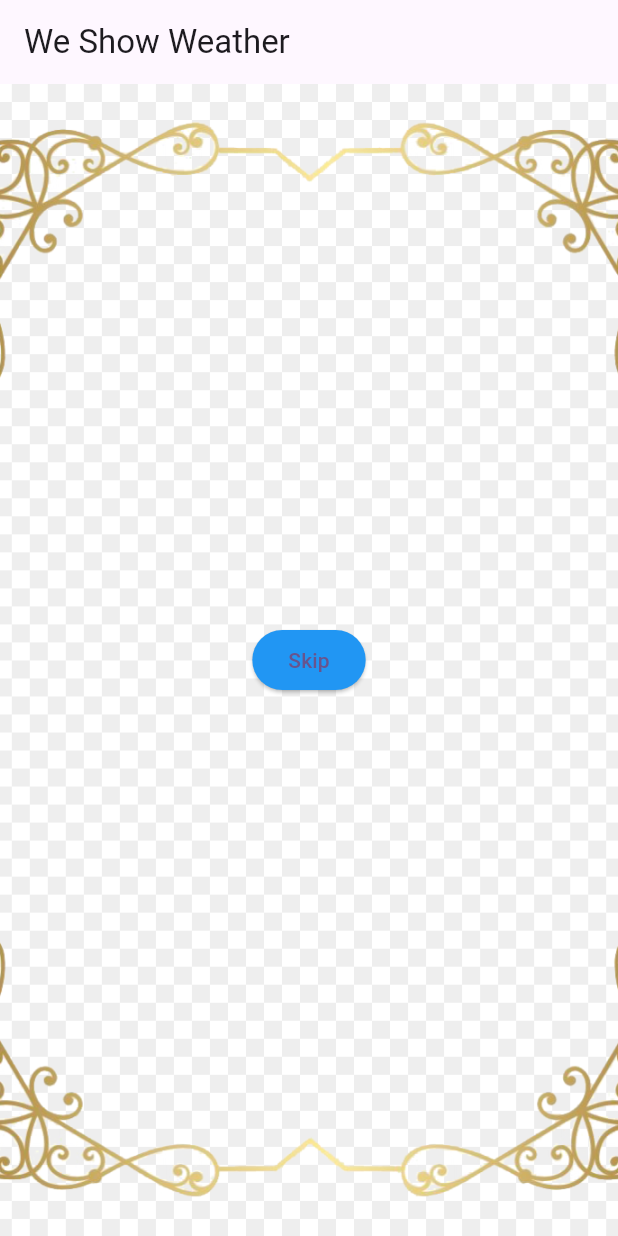
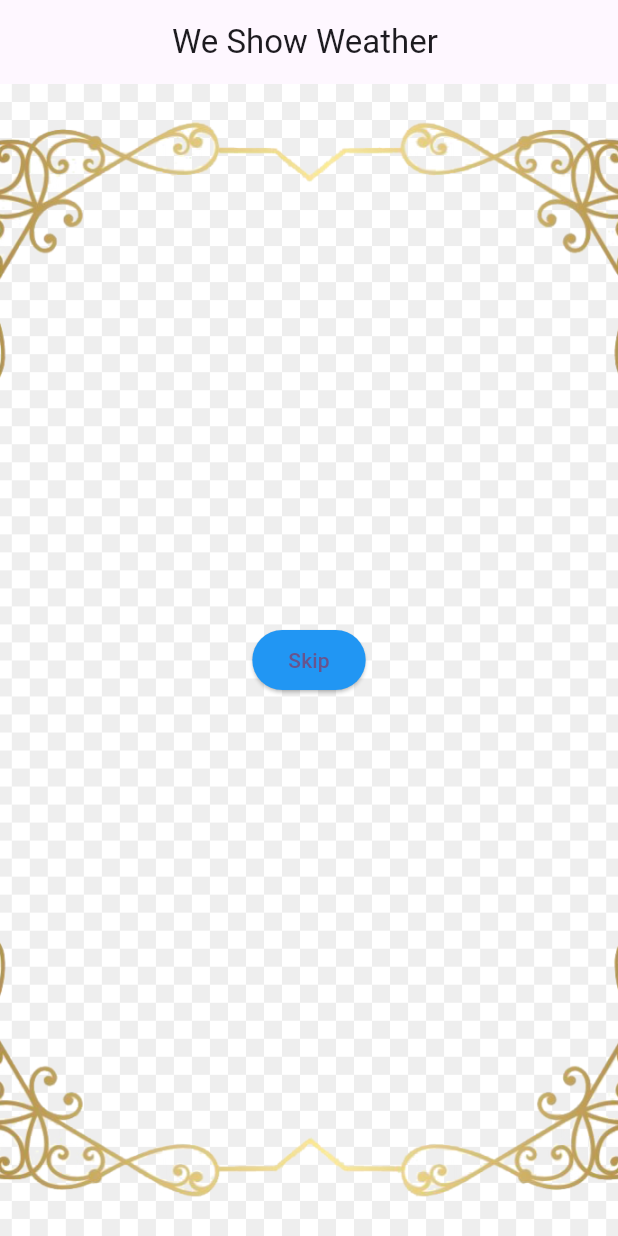
Before and after one commit to SaugatPoudell/task1, a Flutter app: the first screen one second after launch, on a phone screen of 412 x 824 dp. Run offline on Flutter 3.47's test engine with Material 3 defaults, Android fonts, the phone set to English and light mode, and no system bars; our stand-ins replace geolocator.

Commit message:
Final Task

```diff
--- a/lib/HelpScreen.dart
+++ b/lib/HelpScreen.dart
@@ -1,17 +1,11 @@
 import 'dart:async';
-import 'dart:convert';
 import 'package:flutter/cupertino.dart';
 import 'package:flutter/material.dart';
 import 'package:flutter/painting.dart';
 import 'package:flutter/rendering.dart';
 import 'package:flutter/widgets.dart';
-import 'package:geolocator/geolocator.dart';
-import 'dart:ui';
-import 'package:http/http.dart' as http;
 import 'package:provider/provider.dart';
-import 'package:shared_preferences/shared_preferences.dart';
 import 'package:task1/MyHomePage.dart';
-import 'package:task1/main.dart';
 import 'skip.dart';
 
 
@@ -31,6 +25,7 @@ class _HelpScreenState extends State<HelpScreen> {
        Navigator.pushReplacement(
         context,
         MaterialPageRoute(builder: (context) => MyHomePage()),
+        //time duration that forwards to the another page Homepage after 5 seconds
       );
     });
     return MultiProvider(
@@ -38,7 +33,7 @@ class _HelpScreenState extends State<HelpScreen> {
         ChangeNotifierProvider<Skip>(create: (_) => Skip()),
     ],
       child: Scaffold(
-        appBar: AppBar(title: Text("We Show Weather "),
+        appBar: AppBar(title: Center(child: Text("We Show Weather ")),
         ),
          body:Stack(
            children:[ Container
@@ -46,6 +41,7 @@ class _HelpScreenState extends State<HelpScreen> {
             decoration:const BoxDecoration(
             image:DecorationImage(
               image:AssetImage('assets/images/1.png',
+              //image of the border
               ),
               scale:1.0,
               fit:BoxFit.cover,
@@ -66,6 +62,7 @@ class _HelpScreenState extends State<HelpScreen> {
             onPressed: ()
             {
                 Skip.SkippedSender();
+                //Determining skipped is pressed or not
             },
           child: Text('Skip'),),
         );
--- a/lib/main.dart
+++ b/lib/main.dart
@@ -1,17 +1,8 @@
 // import 'dart:ffi';
-
-import 'dart:convert';
-
 import 'package:flutter/cupertino.dart';
 import 'package:flutter/material.dart';
-import 'package:flutter/painting.dart';
-import 'package:flutter/rendering.dart';
 import 'package:flutter/widgets.dart';
-import 'package:geolocator/geolocator.dart';
-import 'dart:ui';
-import 'package:http/http.dart' as http;
 import 'package:provider/provider.dart';
-import 'package:shared_preferences/shared_preferences.dart';
 import 'package:task1/skip.dart';
 import 'HelpScreen.dart';
 import 'MyHomePage.dart';
@@ -41,189 +32,12 @@ class MyApp extends StatelessWidget {
         home:Consumer<Skip>(builder:(context,Skip,child)
         {
           var hasSkipped=Skip.Skipped;
-          print("#######################");
-          print(hasSkipped);
           return hasSkipped?MyHomePage():HelpScreen();
+          //if has skipped then go to homepage else to helpscreen
         }
         ),
         ),
     );
-    //wrap Consumer<Skip>
-    // (
-    //  builder :(context,probame,child)
-    //  {
-    //   return
-    //  }
-    // );
+
   }
 }
-
-// class MyHomePage extends StatefulWidget {
-
-
-//   const MyHomePage({super.key});
-
-
-
-
-//   @override
-//   State<MyHomePage> createState() => _MyHomePageState();
-// }
-
-// class _MyHomePageState extends State<MyHomePage> {
-//   bool apicalled=false;
-//   bool isSkipped=false;
-//  String textValue="";
-//  Map<String ,dynamic>jsonData={};
-
-// Future<Position>_getLocation() async {
-//   Position position = await Geolocator.getCurrentPosition(
-//     desiredAccuracy: LocationAccuracy.high,
-//   );
-//   //getting the location of the appilcation
-//   print(position);
-//   return position;
-// }
-
-// Future<void> getData() async
-// {
-//   Position position =await _getLocation();
-//   print(position);
-//   if(textValue.isEmpty)
-//   {
-//     final response = await http.get(Uri.parse("http://api.weatherapi.com/v1/current.json?key=1bc0383d81444b58b1432929200711&q=${position.latitude},${position.longitude}"));
-//     jsonData =jsonDecode(response.body);
-//   }
-//   else
-//   {
-//     final response = await http.get(Uri.parse("http://api.weatherapi.com/v1/current.json?key=1bc0383d81444b58b1432929200711&q=$textValue"));
-//     jsonData =jsonDecode(response.body);
-//   }
-//  if(jsonData.isNotEmpty) //try catch could be better options
-//  {
-//   setState(()
-//   {
-//     apicalled=true;
-//   });
-// print(jsonData['location']['name']);
-// print(jsonData['current']['temp_c']);
-// print(jsonData['current']['condition']['text']);
-// print(jsonData['current']['condition']['icon']);
-
-//  }
-// else
-// {
-//   print("Failed to load");
-// }
-
-// }
-// //  double _currentLocation=0.0;
-// //  double latitude=position.latitude;
-//  @override
-//   void initState() {
-
-//     // TODO: implement initState
-//     super.initState();
-//      _getLocation(); // getting location of the application
-//         getData(); //gettin the data of the entered value by the user
-//         getSkipped(); //checking if the previous page is skipped or not
-
-
-//   }
-
-
-//   @override
-//   Widget build(BuildContext context) {
-
-
-//     return Scaffold(
-//       appBar: AppBar(
-//        title: Text("HomePage"),
-//       ),
-//       body: Center(
-//         child: Container(
-//           child: Column(mainAxisAlignment: MainAxisAlignment.center,
-//           crossAxisAlignment: CrossAxisAlignment.center,
-//             children: [
-//             Row(mainAxisAlignment: MainAxisAlignment.center,
-//               children: [
-//                 Expanded(
-//                   child: TextField(
-
-//                     onChanged: (value)
-//                     {
-//                       // getData();
-//                       setState((){
-//                        textValue=value;
-//                        print(textValue);
-//                       });
-//                     },
-//                     decoration: InputDecoration
-//                     (
-
-//                       hintText: "Enter your Location"
-//                     ),
-//                   ),
-//                 )
-//               ],
-//             ),
-//             Center(
-//               child: Row(
-//                 mainAxisAlignment: MainAxisAlignment.center,
-//                 children: [
-//                   ElevatedButton(onPressed: (){
-//                     if(textValue.isNotEmpty)
-//                    {
-//                     getData();
-//                    }
-//                    else
-//                    {
-
-//                    showDialog(
-//               context: context,
-//               builder: (BuildContext context) {
-//                 return AlertDialog(
-//                   title: Text("Error"),
-//                   content: Text('Field is Empty'),
-//                     );
-//                     });
-//                    };
-//                   }, child: Text
-//                   (
-//                     textValue.isEmpty?"Save":"Update",
-//                   ))
-//                 ],
-//               ),
-//             ),
-//             SizedBox(height: 10.0),
-//             Column(
-//               children: [!apicalled&&textValue.isEmpty?
-//                 Text('Loading'):
-//                 Text(jsonData['location']['name']),
-//                  Text('${jsonData['current']['temp_c']}°C'),
-//                   Text(jsonData['current']['condition']['text']),
-//                    Image.network(
-//                     height: 100.0,
-//                     width: 100.0,
-//                     jsonData['current']['condition']['icon'])
-//               ],
-//             )
-//           ],),
-//         ),
-//       )
-
-//       );
-//   }
-
-
-
-
-// }
-
-// Future<bool> getSkipped() async {
-
-//   SharedPreferences prefs = await SharedPreferences.getInstance();
-
-// bool skippedValue = prefs.getBool('Skipped')??false;
-// return skippedValue;
-// }// setting the value of skip
```
Also changed, not shown: lib/MyHomePage.dart (+13 -31 lines).
